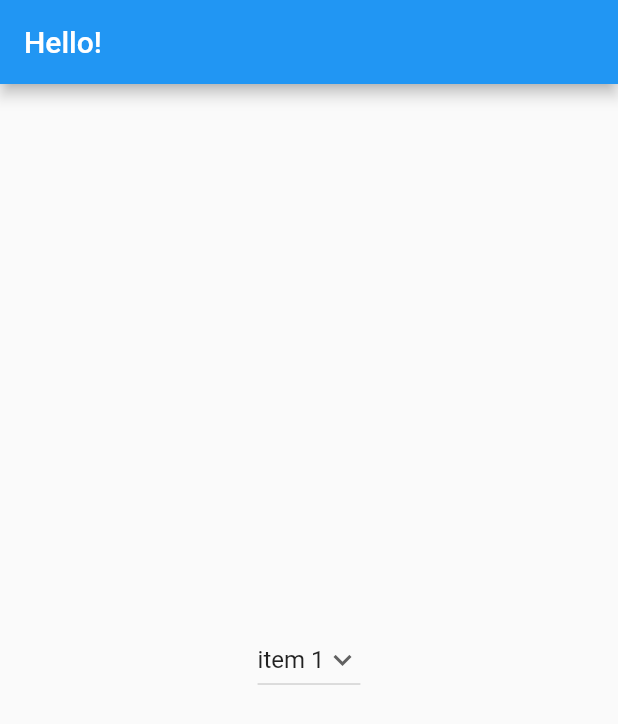
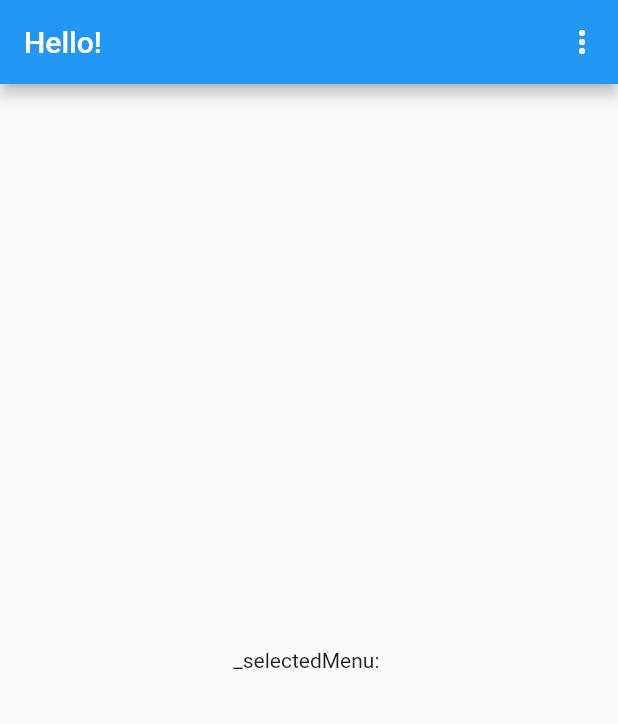
Before and after one commit to James-Njeru/flutter, a Flutter app: the screen it shows after launch, on a phone screen of 412 x 824 dp. Shown: the top 724 px of the screen. Run offline on Flutter 3.47's test engine with Material 2 defaults, Android fonts, the phone set to English and light mode, and no system bars.

Commit message:
popupmenu button

```diff
--- a/lib/main.dart
+++ b/lib/main.dart
@@ -2,46 +2,55 @@ import 'package:flutter/material.dart';
 
 void main() => runApp(const FlutterApp());
 
-enum SearchType {web, image, news, shopping}
+enum Menu { itemOne, itemTwo, itemThree, itemFour }
 
-class FlutterApp extends StatefulWidget{
+class FlutterApp extends StatefulWidget {
   const FlutterApp({Key? key}) : super(key: key);
 
   @override
   _FlutterAppState createState() => _FlutterAppState();
 }
 
-class _FlutterAppState extends State<FlutterApp>{
-  String dropdownvalue = 'item 1';
-
-  var items = [
-    'item 1', 'item 2', 'item 3', 'item 4', 'item 5',
-  ];
+class _FlutterAppState extends State<FlutterApp> {
+  String _selectedMenu = '';
 
   @override
-  Widget build(BuildContext context){
+  Widget build(BuildContext context) {
     return MaterialApp(
       debugShowCheckedModeBanner: false,
       home: Scaffold(
         appBar: AppBar(
           title: const Text('Hello!'),
+          actions: <Widget>[
+            PopupMenuButton<Menu>(
+              onSelected: (Menu item) {
+                setState(() {
+                  _selectedMenu = item.name;
+                });
+              },
+              itemBuilder: (BuildContext context) => <PopupMenuEntry<Menu>>[
+                const PopupMenuItem(
+                  child: Text('Item 1'),
+                  value: Menu.itemOne,
+                ),
+                const PopupMenuItem(
+                  child: Text('Text 2'),
+                  value: Menu.itemTwo,
+                ),
+                const PopupMenuItem(
+                  child: Text('Text 3'),
+                  value: Menu.itemThree,
+                ),
+                const PopupMenuItem(
+                  child: Text('Text 4'),
+                  value: Menu.itemFour,
+                ),
+              ],
+            ),
+          ],
         ),
         body: Center(
-          child: DropdownButton(
-            value: dropdownvalue,
-            icon: const Icon(Icons.keyboard_arrow_down),
-            items: items.map((String items){
-              return DropdownMenuItem(
-                value: items,
-                child: Text(items),
-              );
-            }).toList(),
-            onChanged: (String? newValue){
-              setState((){
-                dropdownvalue = newValue!;
-              });
-            },
-          ),
+          child: Text('_selectedMenu: $_selectedMenu'),
         ),
       ),
     );
```
